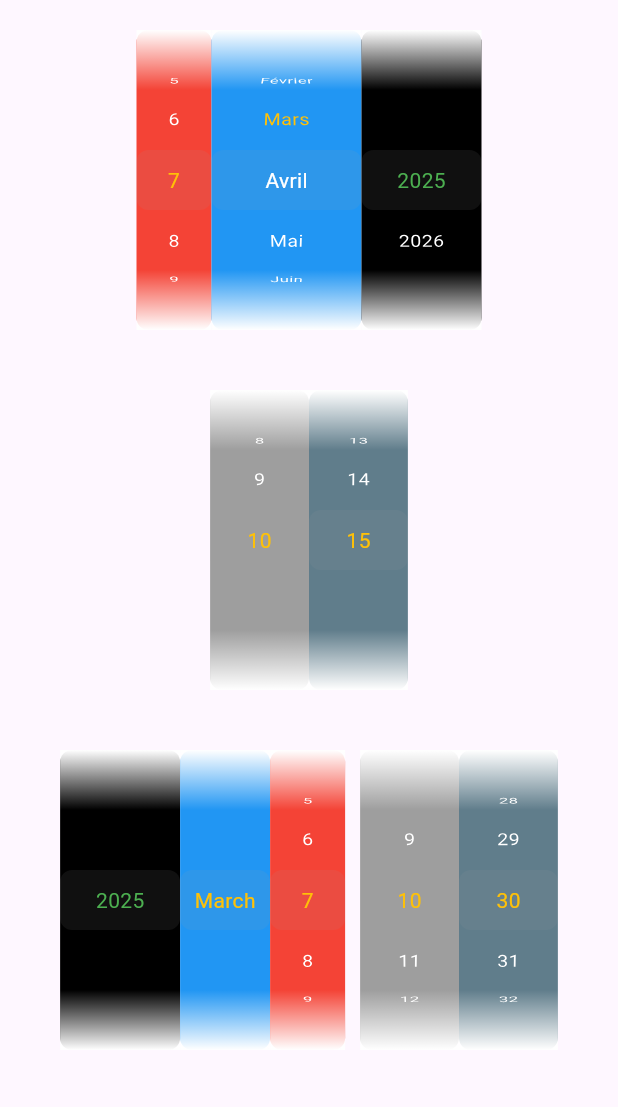
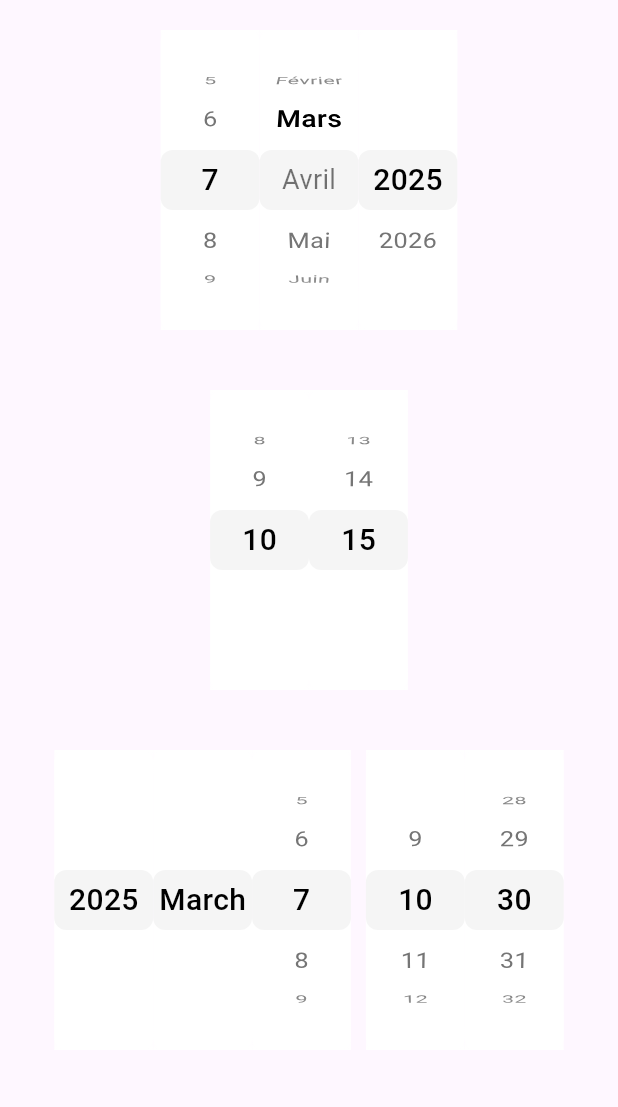
Before and after one commit to inesachour/awesome_datetime_picker, a Flutter app: the screen it shows after launch, on a phone screen of 412 x 824 dp, the part 84-1191 px from its top. Run offline on Flutter 3.47's test engine with Material 3 defaults, Android fonts, the phone set to English and light mode, and no system bars.

Commit message:
default style

```diff
--- a/example/lib/main.dart
+++ b/example/lib/main.dart
@@ -45,7 +45,7 @@ class _CalendarState extends State<Calendar> {
               locale: LocaleType.fr,
               maxDate: AwesomeDate(year: 2026, month: 11, day: 25),
               minDate: AwesomeDate(year: 2025, month: 2, day: 2),
-              theme: AwesomeDatePickerTheme(
+              /*theme: AwesomeDatePickerTheme(
                 dayTheme: ItemTheme(
                     width: 50,
                     backgroundColor: Colors.red,
@@ -61,7 +61,7 @@ class _CalendarState extends State<Calendar> {
                     backgroundColor: Colors.blue,
                     selectedTextStyle: TextStyle(color: Colors.amber),
                     unselectedTextStyle: TextStyle(color: Colors.white)),
-              ),
+              ),*/
             ),
           ),
           Container(
@@ -71,7 +71,7 @@ class _CalendarState extends State<Calendar> {
               timeFormat: AwesomeTimeFormat.Hm,
               maxTime: AwesomeTime(hour: 10, minute: 15),
               minTime: AwesomeTime(hour: 01, minute: 54),
-              theme: AwesomeTimePickerTheme(
+              /*theme: AwesomeTimePickerTheme(
                 hourTheme: ItemTheme(
                   backgroundColor: Colors.grey,
                   selectedTextStyle: TextStyle(color: Colors.amber),
@@ -82,7 +82,7 @@ class _CalendarState extends State<Calendar> {
                   selectedTextStyle: TextStyle(color: Colors.amber),
                   unselectedTextStyle: TextStyle(color: Colors.white),
                 ),
-              ),
+              ),*/
             ),
           ),
           Container(
@@ -94,7 +94,7 @@ class _CalendarState extends State<Calendar> {
               maxDate: AwesomeDate(year: 2025, month: 3, day: 22),
               minTime: AwesomeTime(hour: 9, minute: 10),
               maxTime: AwesomeTime(hour: 19, minute: 20),
-              theme: AwesomeDateTimePickerTheme(
+              /*theme: AwesomeDateTimePickerTheme(
                 datePickerTheme: AwesomeDatePickerTheme(
                   dayTheme: ItemTheme(
                       width: 50,
@@ -124,7 +124,7 @@ class _CalendarState extends State<Calendar> {
                     unselectedTextStyle: TextStyle(color: Colors.white),
                   ),
                 ),
-              ),
+              ),*/
             ),
           ),
         ],
```
